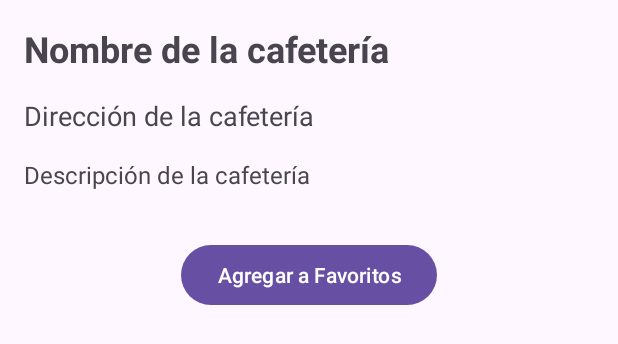
After one commit to miel009/bigPlan6, an Android app: the layout activity_cafeteria_detail.xml on its own in the app's theme, with its tools: preview values and no code run, on a phone screen of 412 x 824 dp. The commit adds this screen. Shown: the top 344 px of the screen. Run offline under Robolectric (Android 15) with nearby library versions, the phone set to English and light mode, and no system bars.

Commit message:
feat: add cards, new files and library

```diff
--- /dev/null
+++ b/app/src/main/res/layout/activity_cafeteria_detail.xml
@@ -0,0 +1,59 @@
+<?xml version="1.0" encoding="utf-8"?>
+<?xml version="1.0" encoding="utf-8"?>
+<androidx.constraintlayout.widget.ConstraintLayout
+    xmlns:android="http://schemas.android.com/apk/res/android"
+    xmlns:app="http://schemas.android.com/apk/res-auto"
+    xmlns:tools="http://schemas.android.com/tools"
+    android:layout_width="match_parent"
+    android:layout_height="match_parent"
+    android:padding="16dp"
+    tools:context=".CafeteriaDetailActivity">
+
+    <!-- Nombre de la cafetería -->
+    <TextView
+        android:id="@+id/tvNombreCafeteria"
+        android:layout_width="0dp"
+        android:layout_height="wrap_content"
+        android:text="Nombre de la cafetería"
+        android:textSize="24sp"
+        android:textStyle="bold"
+        app:layout_constraintTop_toTopOf="parent"
+        app:layout_constraintStart_toStartOf="parent"
+        app:layout_constraintEnd_toEndOf="parent" />
+
+    <!-- Dirección -->
+    <TextView
+        android:id="@+id/tvDireccionCafeteria"
+        android:layout_width="0dp"
+        android:layout_height="wrap_content"
+        android:layout_marginTop="16dp"
+        android:text="Dirección de la cafetería"
+        android:textSize="18sp"
+        app:layout_constraintTop_toBottomOf="@id/tvNombreCafeteria"
+        app:layout_constraintStart_toStartOf="parent"
+        app:layout_constraintEnd_toEndOf="parent" />
+
+    <!-- Descripción -->
+    <TextView
+        android:id="@+id/tvDescripcionCafeteria"
+        android:layout_width="0dp"
+        android:layout_height="wrap_content"
+        android:layout_marginTop="16dp"
+        android:text="Descripción de la cafetería"
+        android:textSize="16sp"
+        app:layout_constraintTop_toBottomOf="@id/tvDireccionCafeteria"
+        app:layout_constraintStart_toStartOf="parent"
+        app:layout_constraintEnd_toEndOf="parent" />
+
+    <!-- Botón para agregar a favoritos -->
+    <Button
+        android:id="@+id/btnAgregarFavoritos"
+        android:layout_width="wrap_content"
+        android:layout_height="wrap_content"
+        android:layout_marginTop="32dp"
+        android:text="Agregar a Favoritos"
+        app:layout_constraintTop_toBottomOf="@id/tvDescripcionCafeteria"
+        app:layout_constraintStart_toStartOf="parent"
+        app:layout_constraintEnd_toEndOf="parent" />
+
+</androidx.constraintlayout.widget.ConstraintLayout>
--- a/app/src/main/res/layout/activity_scrolling.xml
+++ b/app/src/main/res/layout/activity_scrolling.xml
@@ -26,7 +26,7 @@
             android:layout_width="32dp"
             android:layout_height="32dp"
             android:layout_marginStart="16dp"
-            android:src="@drawable/ic"
+            android:src="@drawable/pngegg"
             app:layout_constraintTop_toTopOf="parent"
             app:layout_constraintBottom_toBottomOf="parent"
             app:layout_constraintStart_toStartOf="parent" />
@@ -52,6 +52,7 @@
             app:layout_constraintTop_toTopOf="parent"
             app:layout_constraintBottom_toBottomOf="parent"
             app:layout_constraintEnd_toEndOf="parent"
+            app:srcCompat="@drawable/perfil_mujer"
             tools:srcCompat="@tools:sample/avatars" />
     </androidx.constraintlayout.widget.ConstraintLayout>
 
```
Also changed, not shown: app/src/main/AndroidManifest.xml (+24 -0 lines), app/src/main/java/com/example/bigplan/CafeteriasActivity.java (+28 -0 lines), app/src/main/java/com/example/bigplan/ScrollingActivity.java (+14 -0 lines), app/src/main/res/drawable/perfil_mujer.jpg (added), app/src/main/res/drawable/pngegg.png (added).
